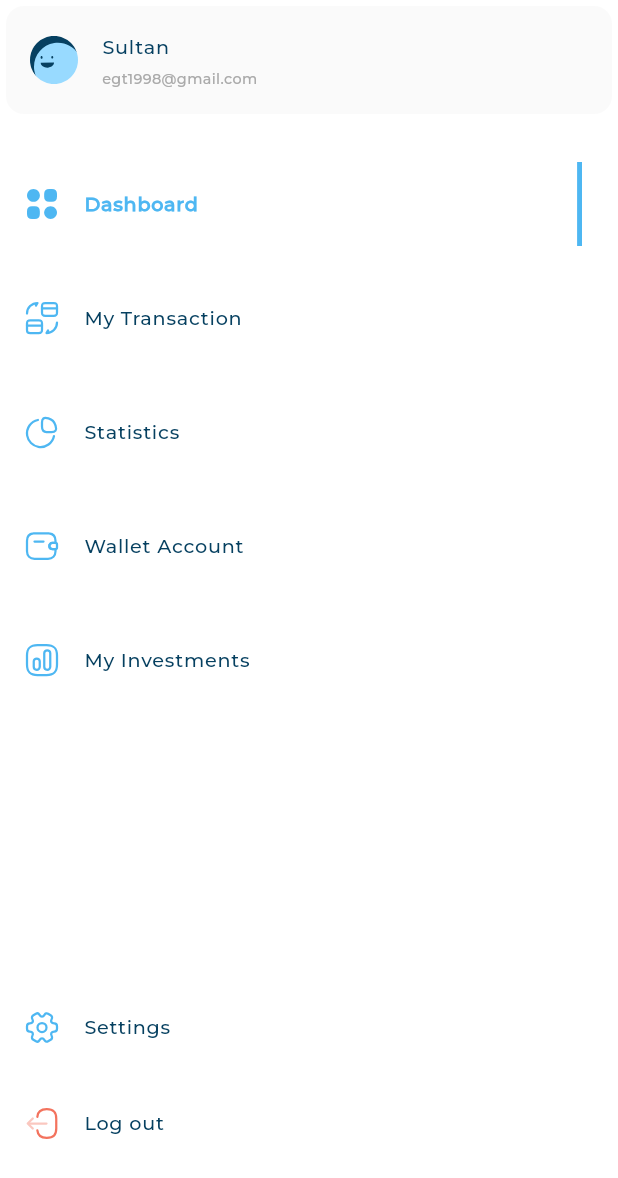
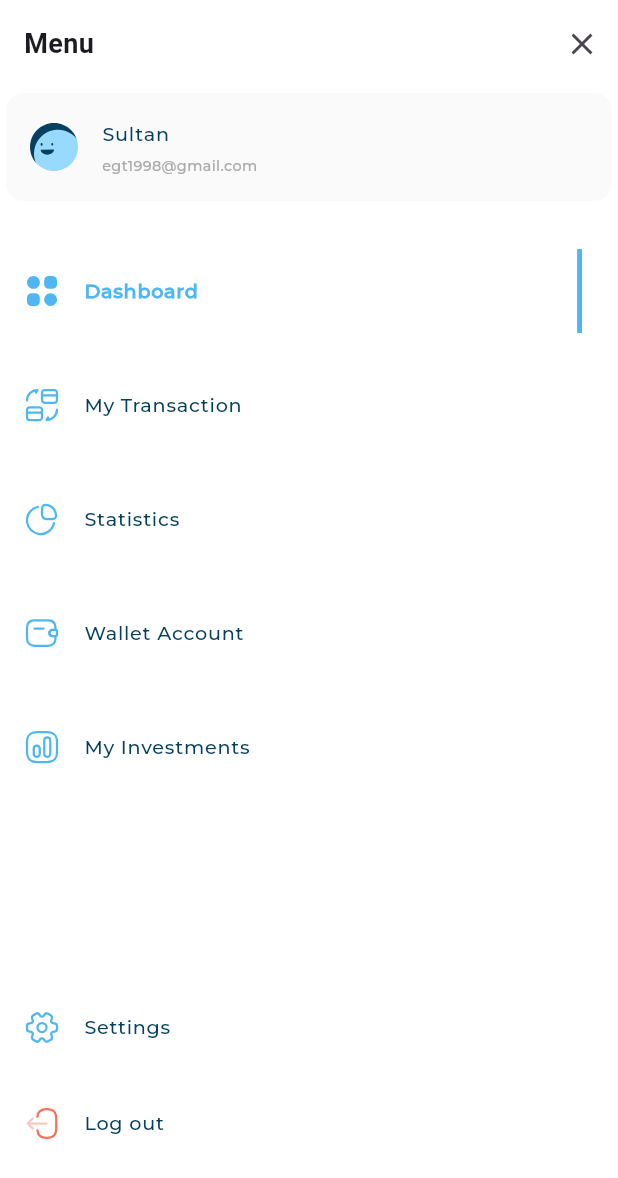
Before and after one commit to shroida/responsive-dashborad, a Flutter app: the CustomDrawer widget shown alone on an empty page, opened directly, on a phone screen of 412 x 824 dp. Shown: the top 1178 px of the screen. Run offline on Flutter 3.47's test engine with Material 3 defaults, Android fonts, the phone set to English and light mode, and no system bars; our stand-ins replace expandable_page_view, fl_chart, flutter_svg; project files that could hold a hidden picture were left out.

Commit message:
appbar for tablet and mobile

```diff
--- a/lib/main.dart
+++ b/lib/main.dart
@@ -11,6 +11,7 @@ class MyApp extends StatelessWidget {
   @override
   Widget build(BuildContext context) {
     return const MaterialApp(
+
       home: DashboardView(),
     );
   }
--- a/lib/widgets/Left section/card_transactions_income.dart
+++ b/lib/widgets/Left section/card_transactions_income.dart
@@ -9,6 +9,9 @@ class CardTransactionsIncome extends StatelessWidget {
   Widget build(BuildContext context) {
     return const Column(
       children: [
+        SizedBox(
+          height: 40,
+        ),
         Expanded(flex: 2, child: CardTransactionsLeft()),
         SizedBox(
           height: 24,
--- a/lib/widgets/Left section/income_section_body.dart
+++ b/lib/widgets/Left section/income_section_body.dart
@@ -12,7 +12,7 @@ class IncomSectionBody extends StatelessWidget {
   @override
   Widget build(BuildContext context) {
     double width = MediaQuery.sizeOf(context).width;
-    return width >= SizeConfig.desktop && width < 1750
+    return width >= SizeConfig.desktop && width < 1300
         ? const Expanded(
             child: Padding(
             padding: EdgeInsets.all(16),
--- a/lib/widgets/adaptive_layout.dart
+++ b/lib/widgets/adaptive_layout.dart
@@ -14,7 +14,7 @@ class AdaptiveLayout extends StatelessWidget {
       builder: (context, constraints) {
         if (constraints.maxWidth < 600) {
           return mobileLayout(context);
-        } else if (constraints.maxWidth < 900) {
+        } else if (constraints.maxWidth < 1300) {
           return tabletLayout(context);
         } else {
           return desktopLayout(context);
--- a/lib/widgets/drawer/custom_drawer.dart
+++ b/lib/widgets/drawer/custom_drawer.dart
@@ -10,10 +10,33 @@ class CustomDrawer extends StatelessWidget {
 
   @override
   Widget build(BuildContext context) {
+    double screenWidth = MediaQuery.sizeOf(context).width;
     return Container(
       color: Colors.white,
       child: CustomScrollView(
         slivers: [
+          if (screenWidth < 1300)
+            SliverToBoxAdapter(
+              child: Row(
+                mainAxisAlignment: MainAxisAlignment.spaceBetween,
+                children: [
+                  const Padding(
+                    padding: EdgeInsets.all(16.0),
+                    child: Text(
+                      'Menu',
+                      style:
+                          TextStyle(fontSize: 18, fontWeight: FontWeight.bold),
+                    ),
+                  ),
+                  IconButton(
+                    icon: const Icon(Icons.close),
+                    onPressed: () {
+                      Navigator.of(context).pop(); // Close the drawer
+                    },
+                  ),
+                ],
+              ),
+            ),
           const SliverToBoxAdapter(
             child: UserInfo(
               image: Assets.imagesAvatar3,
```
Also changed, not shown: lib/views/Tablet view/dashboard_tablet_layout.dart (added, +32 -0 lines), lib/views/dashboard_view.dart (+12 -1 lines).
